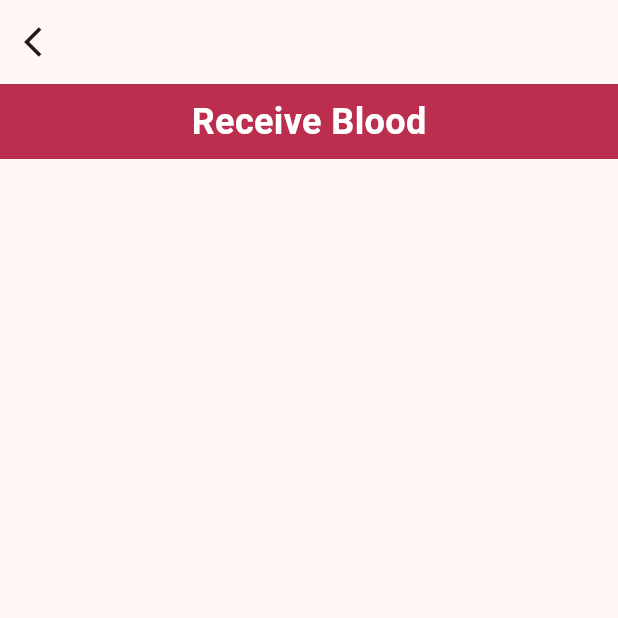
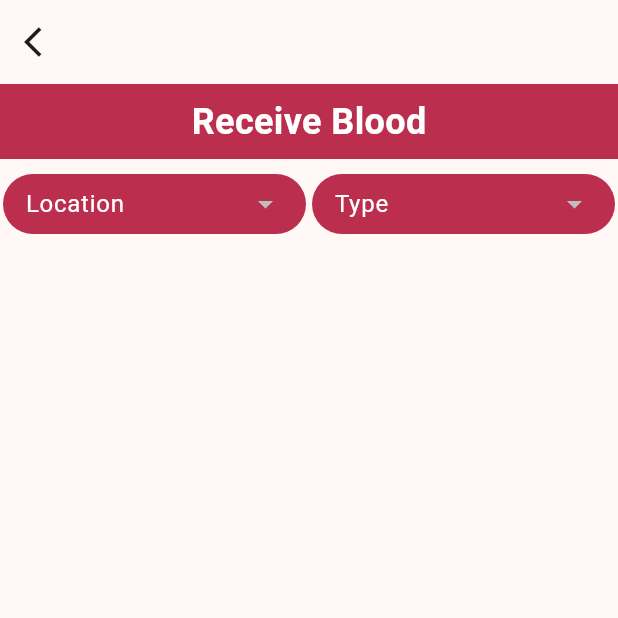
Before and after one commit to rohitbaing08/Bloodbank-Android, a Flutter app: the DonorsListView screen opened by its route, on a phone screen of 412 x 824 dp, the top half of it. Run offline on Flutter 3.47's test engine with Material 3 defaults, Android fonts, the phone set to English and light mode, and no system bars; our stand-ins replace cloud_firestore, firebase_auth, firebase_core, fluttertoast, go_router, shared_preferences; accounts and stored records are empty.

Commit message:
Filters feature added

```diff
--- /dev/null
+++ b/lib/view/components/search_filters.dart
@@ -0,0 +1,54 @@
+import 'package:bloodbank_management/res/colors.dart';
+import 'package:flutter/material.dart';
+
+class SearchFilter extends StatelessWidget {
+  final List<String> items;
+  final String? selected;
+  final String title;
+  final Function ontap;
+  const SearchFilter(
+      {super.key,
+      required this.title,
+      required this.items,
+      required this.selected,
+      required this.ontap});
+
+  @override
+  Widget build(BuildContext context) {
+    return Flexible(
+      fit: FlexFit.tight,
+      child: Container(
+        margin: const EdgeInsets.symmetric(horizontal: 2.0),
+        height: 40,
+        decoration: BoxDecoration(
+          borderRadius: BorderRadius.circular(20),
+          color: LightAppColors().seedColor,
+        ),
+        child: Padding(
+          padding: const EdgeInsets.symmetric(horizontal: 15),
+          child: Center(
+            child: DropdownButtonFormField<String>(
+              value: selected,
+              items: items
+                  .map((String value) => DropdownMenuItem<String>(
+                        value: value,
+                        child: Text(value),
+                      ))
+                  .toList(),
+              onChanged: (value) {
+                ontap(value);
+              },
+              elevation: 0,
+              decoration: InputDecoration(
+                  border: InputBorder.none,
+                  label: Text(
+                    title,
+                    style: TextStyle(color: Colors.white),
+                  )),
+            ),
+          ),
+        ),
+      ),
+    );
+  }
+}
--- a/lib/view/screens/donors_list_view.dart
+++ b/lib/view/screens/donors_list_view.dart
@@ -1,6 +1,7 @@
 import 'package:bloodbank_management/res/colors.dart';
 import 'package:bloodbank_management/res/routes_constant.dart';
 import 'package:bloodbank_management/view/components/donor_card.dart';
+import 'package:bloodbank_management/view/components/search_filters.dart';
 import 'package:bloodbank_management/view_model/users_view_model.dart';
 import 'package:flutter/material.dart';
 import 'package:provider/provider.dart';
@@ -10,6 +11,11 @@ class DonorsListView extends StatelessWidget {
 
   @override
   Widget build(BuildContext context) {
+    String? bloodgroup;
+    String? location;
+    String selectedBloodgroup = '';
+    String selectedLocation = '';
+
     return Scaffold(
       appBar: AppBar(
         leading: IconButton(
@@ -36,29 +42,67 @@ class DonorsListView extends StatelessWidget {
                 ),
               ),
             ),
-            FutureBuilder(
+            const SizedBox(
+              height: 10,
+            ),
+            Row(
+              mainAxisAlignment: MainAxisAlignment.spaceEvenly,
+              children: [
+                SearchFilter(
+                  title: 'Location',
+                  selected: location,
+                  ontap: (val) {
+                    print(val);
+                    selectedLocation = val;
+                    value.updateList();
+                  },
+                  items: value.locationList1,
+                ),
+                SearchFilter(
+                  title: 'Type',
+                  selected: bloodgroup,
+                  ontap: (val) {
+                    print(val);
+                    selectedBloodgroup = val;
+                    value.updateList();
+                  },
+                  items: value.bloodgroupsList1,
+                ),
+              ],
+            ),
+            Expanded(
+              child: FutureBuilder(
                 future: value.fetchDonors(),
                 builder: (context, snapshot) {
                   if (snapshot.connectionState == ConnectionState.waiting) {
-                  return const CircularProgressIndicator();
+                    return const Center(child: CircularProgressIndicator());
                   } else {
-                  return Expanded(
-                    child: Padding(
+                    var data = snapshot.data
+                        .where((element) =>
+                            element.bloodgroup
+                                .toString()
+                                .toLowerCase()
+                                .contains(selectedBloodgroup.toLowerCase()) &&
+                            element.locality
+                                .toString()
+                                .toLowerCase()
+                                .contains(selectedLocation.toLowerCase()))
+                        .toList();
+                    print(data);
+                    return Padding(
                       padding: const EdgeInsets.all(8.0),
                       child: SingleChildScrollView(
                         child: Column(
                           children: [
                             ...List.generate(
-                                snapshot.data.length,
+                                data.length,
                                 (index) => Column(
                                       children: [
                                         DonorCard(
-                                            name: snapshot.data[index].name,
-                                            age: snapshot.data[index].age,
-                                            location:
-                                                snapshot.data[index].locality,
-                                            bloodgroup: snapshot
-                                                .data[index].bloodgroup),
+                                            name: data[index].name,
+                                            age: data[index].age,
+                                            location: data[index].locality,
+                                            bloodgroup: data[index].bloodgroup),
                                         const Divider(
                                           height: 10,
                                           indent: 40,
@@ -69,10 +113,10 @@ class DonorsListView extends StatelessWidget {
                           ],
                         ),
                       ),
-                    ),
                     );
                   }
                 },
+              ),
             )
           ],
         ),
```
Also changed, not shown: lib/view/screens/receivers_list_view.dart (+52 -8 lines), lib/view_model/users_view_model.dart (+26 -0 lines). Lines whose indentation alone changed are shown as unchanged.
